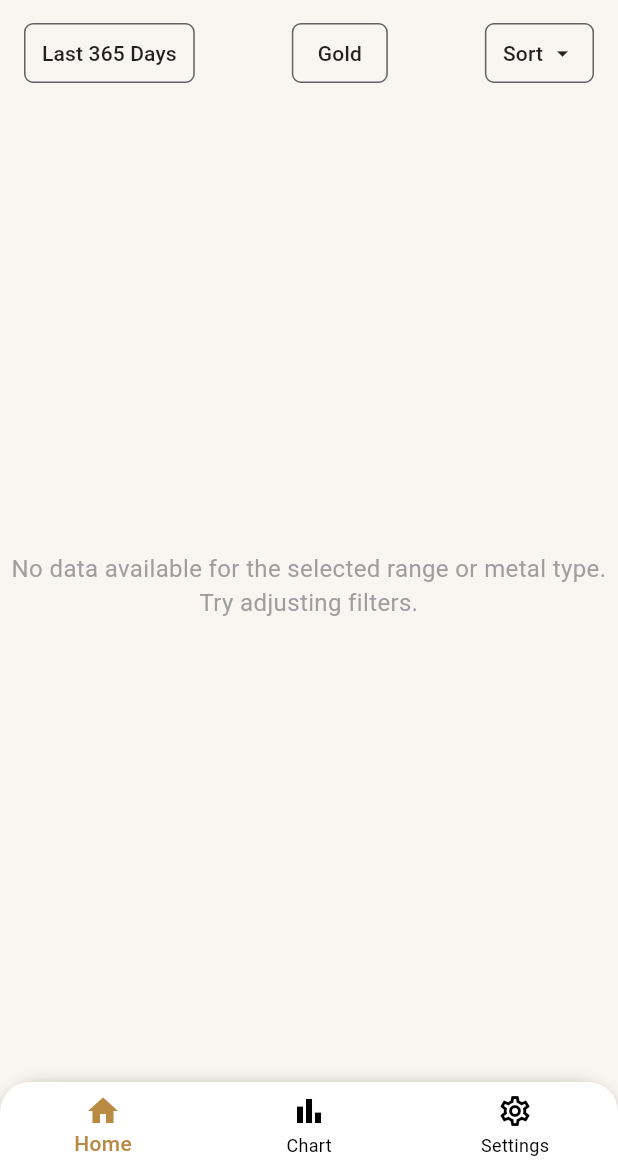
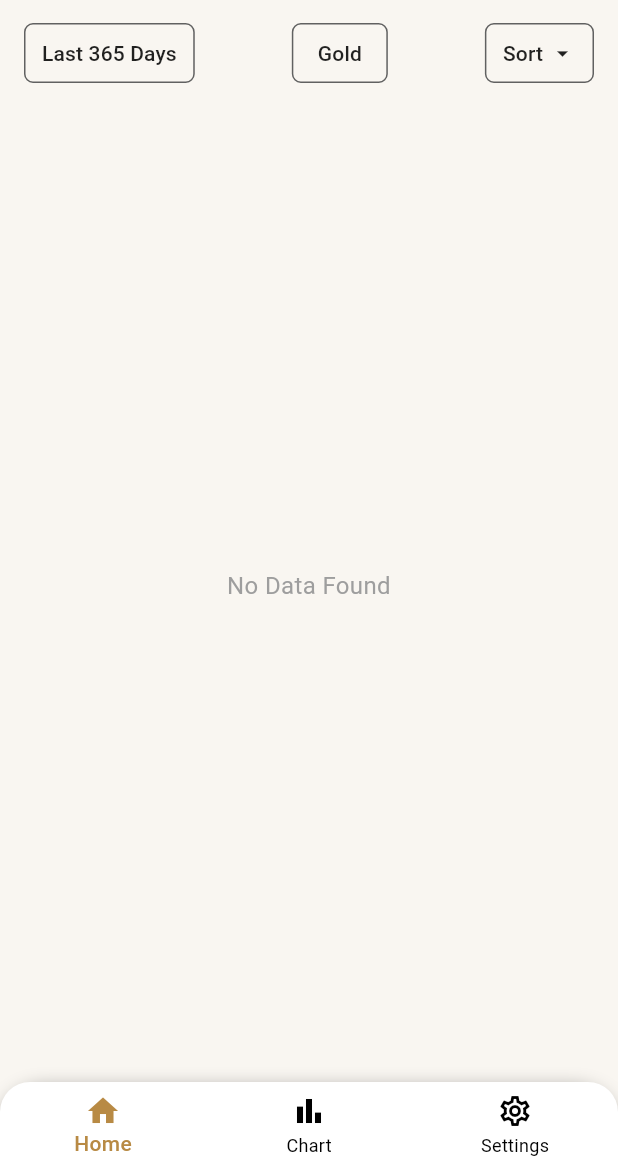
Before and after one commit to ashleshaigal/pricetracker, a Flutter app: the screen it shows after launch, on a phone screen of 412 x 824 dp, the part 67-1236 px from its top. Run offline on Flutter 3.47's test engine with Material 3 defaults, Android fonts, the phone set to English and light mode, and no system bars; our stand-ins replace dio, fl_chart; network calls fail.

Commit message:
Update strings.dart

```diff
--- a/lib/util/strings.dart
+++ b/lib/util/strings.dart
@@ -1,7 +1,6 @@
 class AppStrings {
   static const String title = 'Gold Price Tracker';
-  static const String noData =
-      'No data available for the selected range or metal type.\nTry adjusting filters.';
+  static const String noData = 'No Data Found';
   static const String failed = 'Failed to load data';
 
   //BottomBar
```
